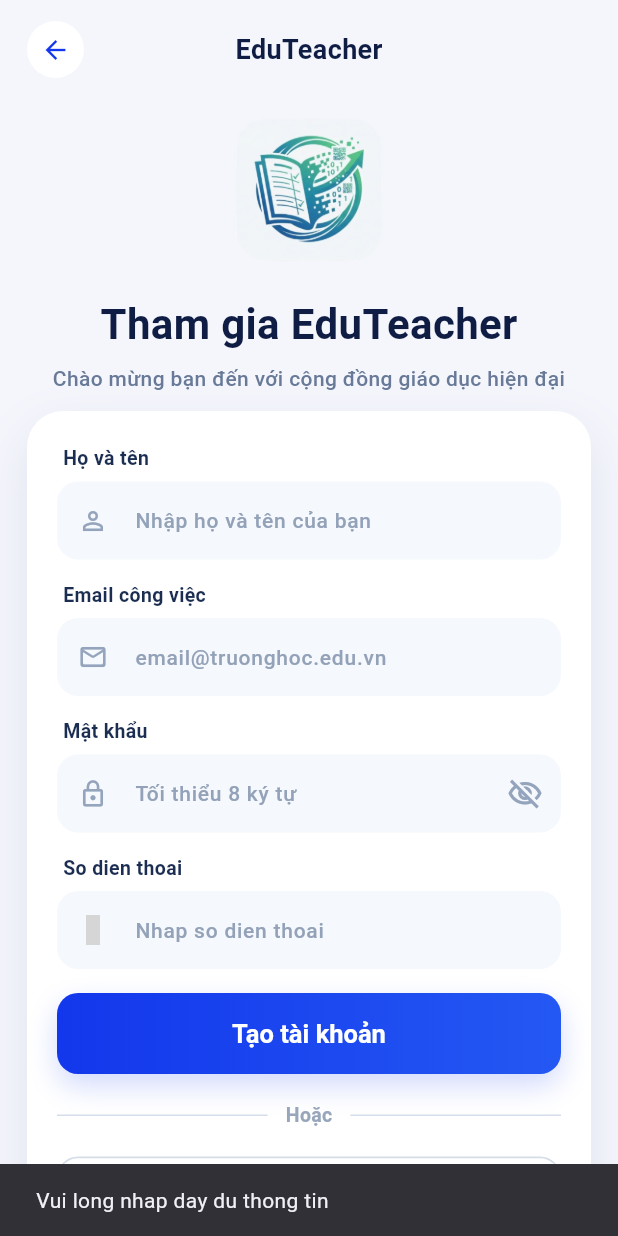
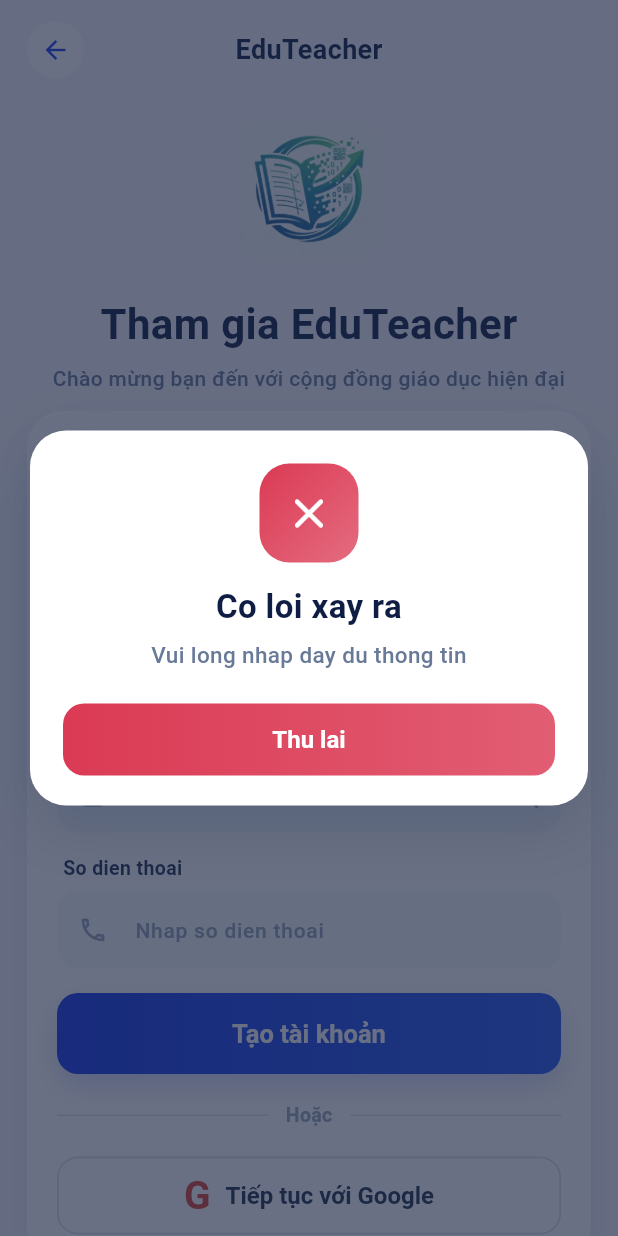
Before and after one commit to DangHieu19022004/edu_app, a Flutter app: the SigninScreen screen opened directly, after a tap on "Tạo tài khoản", on a phone screen of 412 x 824 dp. Run offline on Flutter 3.47's test engine with Material 3 defaults, Android fonts, the phone set to English and light mode, and no system bars; our stand-ins replace image_picker; grey boxes are pictures that could not be loaded.

Commit message:
API: fix auth service + create modal notice

```diff
--- a/edu_app_flutter/lib/constants/api_config.dart
+++ b/edu_app_flutter/lib/constants/api_config.dart
@@ -3,7 +3,7 @@ class ApiConfig {
 
   static const String _rawBaseUrl = String.fromEnvironment(
     'API_BASE_URL',
-    defaultValue: 'http://0.0.0.0:8000',
+    defaultValue: 'http://192.168.100.225:8000',
   );
 
   static const String apiPrefix = '/api';
--- a/edu_app_flutter/lib/constants/app_ui.dart
+++ b/edu_app_flutter/lib/constants/app_ui.dart
@@ -57,6 +57,7 @@ class AppIcons {
   static const IconData lock = Icons.lock;
   static const IconData lockOutline = Icons.lock_outline;
   static const IconData personOutline = Icons.person_outline;
+  static const IconData phone = Icons.phone_outlined;
   static const IconData apartmentOutline = Icons.apartment_outlined;
 
   // ------------------------------
--- a/edu_app_flutter/lib/services/auth_service.dart
+++ b/edu_app_flutter/lib/services/auth_service.dart
@@ -1,4 +1,6 @@
+import 'dart:async';
 import 'dart:convert';
+import 'dart:io';
 
 import 'package:edu_app_flutter/constants/api_config.dart';
 import 'package:edu_app_flutter/constants/api_endpoints.dart';
@@ -15,13 +17,29 @@ class AuthService {
   Future<FormRegisterResponse> registerByForm(FormRegisterRequest request) async {
     final uri = Uri.parse(ApiConfig.endpoint(ApiEndpoints.usersFormRegister));
 
-    final response = await _client.post(
+    late final http.Response response;
+    try {
+      response = await _client
+          .post(
             uri,
             headers: const {
               'Content-Type': 'application/json',
             },
             body: jsonEncode(request.toJson()),
+          )
+          .timeout(const Duration(seconds: 15));
+    } on SocketException {
+      throw ApiException(
+        message:
+            'Khong the ket noi toi server ($uri). Neu ban dang dung dien thoai that, hay chay app voi --dart-define=API_BASE_URL=http://<IP-may-tinh>:8000',
       );
+    } on TimeoutException {
+      throw ApiException(
+        message: 'Ket noi server bi timeout. Vui long kiem tra backend va mang.',
+      );
+    } on http.ClientException catch (e) {
+      throw ApiException(message: 'Loi ket noi: ${e.message}');
+    }
 
     final bodyMap = _decodeJsonMap(response.body);
 
--- a/edu_app_flutter/lib/views/screens/signin_screen.dart
+++ b/edu_app_flutter/lib/views/screens/signin_screen.dart
@@ -4,6 +4,8 @@ import 'package:edu_app_flutter/constants/app_spacing.dart';
 import 'package:edu_app_flutter/constants/app_texts.dart';
 import 'package:edu_app_flutter/constants/app_ui.dart';
 import 'package:edu_app_flutter/controllers/register_controller.dart';
+import 'package:edu_app_flutter/views/screens/dashboard_screen.dart';
+import 'package:edu_app_flutter/views/widgets/app_notice_modal.dart';
 
 class SigninScreen extends StatefulWidget {
   const SigninScreen({super.key});
@@ -26,29 +28,30 @@ class _SigninScreenState extends State<SigninScreen> {
     _registerController.addListener(_onRegisterStateChanged);
   }
 
-  void _onRegisterStateChanged() {
+  Future<void> _onRegisterStateChanged() async {
     if (!mounted) {
       return;
     }
 
     if (_registerController.status == RegisterStatus.error &&
         _registerController.errorMessage != null) {
-      ScaffoldMessenger.of(context).showSnackBar(
-        SnackBar(
-          content: Text(_registerController.errorMessage!),
-          backgroundColor: Colors.red.shade700,
-        ),
+      await AppNoticeModal.showError(
+        context,
+        message: _registerController.errorMessage!,
       );
     }
 
     if (_registerController.status == RegisterStatus.success) {
-      ScaffoldMessenger.of(context).showSnackBar(
-        const SnackBar(
-          content: Text('Tao tai khoan thanh cong'),
-          backgroundColor: Color(0xFF1F8B4C),
-        ),
+      await AppNoticeModal.showSuccess(
+        context,
+        message: 'Tao tai khoan thanh cong',
       );
-      Navigator.of(context).pop();
+      if (mounted) {
+        Navigator.of(context).pushAndRemoveUntil(
+          MaterialPageRoute(builder: (_) => const DashboardScreen()),
+          (route) => false,
+        );
+      }
     }
   }
 
@@ -59,15 +62,17 @@ class _SigninScreenState extends State<SigninScreen> {
     final password = _passwordController.text;
 
     if (fullName.isEmpty || email.isEmpty || phone.isEmpty || password.isEmpty) {
-      ScaffoldMessenger.of(context).showSnackBar(
-        const SnackBar(content: Text('Vui long nhap day du thong tin')),
+      await AppNoticeModal.showError(
+        context,
+        message: 'Vui long nhap day du thong tin',
       );
       return;
     }
 
     if (password.length < 6) {
-      ScaffoldMessenger.of(context).showSnackBar(
-        const SnackBar(content: Text('Mat khau toi thieu 6 ky tu')),
+      await AppNoticeModal.showError(
+        context,
+        message: 'Mat khau toi thieu 6 ky tu',
       );
       return;
     }
--- /dev/null
+++ b/edu_app_flutter/lib/views/widgets/app_notice_modal.dart
@@ -0,0 +1,233 @@
+import 'package:flutter/material.dart';
+
+import 'package:edu_app_flutter/constants/app_colors.dart';
+
+enum AppNoticeType { success, error, info }
+
+class AppNoticeModal {
+  AppNoticeModal._();
+
+  static Future<void> showSuccess(
+    BuildContext context, {
+    required String message,
+    String title = 'Thanh cong',
+    String actionLabel = 'Dong',
+  }) {
+    return show(
+      context,
+      type: AppNoticeType.success,
+      title: title,
+      message: message,
+      actionLabel: actionLabel,
+    );
+  }
+
+  static Future<void> showError(
+    BuildContext context, {
+    required String message,
+    String title = 'Co loi xay ra',
+    String actionLabel = 'Thu lai',
+  }) {
+    return show(
+      context,
+      type: AppNoticeType.error,
+      title: title,
+      message: message,
+      actionLabel: actionLabel,
+    );
+  }
+
+  static Future<void> show(
+    BuildContext context, {
+    required AppNoticeType type,
+    required String title,
+    required String message,
+    String actionLabel = 'Da hieu',
+    bool barrierDismissible = true,
+  }) {
+    return showGeneralDialog<void>(
+      context: context,
+      barrierLabel: 'Notice',
+      barrierDismissible: barrierDismissible,
+      barrierColor: const Color(0xA61A2440),
+      transitionDuration: const Duration(milliseconds: 320),
+      pageBuilder: (context, _, __) {
+        return _AppNoticeSheet(
+          type: type,
+          title: title,
+          message: message,
+          actionLabel: actionLabel,
+        );
+      },
+      transitionBuilder: (context, animation, _, child) {
+        final fade = CurvedAnimation(
+          parent: animation,
+          curve: Curves.easeOutCubic,
+        );
+        final scale = Tween<double>(begin: 0.9, end: 1).animate(
+          CurvedAnimation(parent: animation, curve: Curves.easeOutBack),
+        );
+
+        return FadeTransition(
+          opacity: fade,
+          child: ScaleTransition(scale: scale, child: child),
+        );
+      },
+    );
+  }
+}
+
+class _AppNoticeSheet extends StatelessWidget {
+  const _AppNoticeSheet({
+    required this.type,
+    required this.title,
+    required this.message,
+    required this.actionLabel,
+  });
+
+  final AppNoticeType type;
+  final String title;
+  final String message;
+  final String actionLabel;
+
+  @override
+  Widget build(BuildContext context) {
+    final visual = _NoticeVisual.fromType(type);
+
+    return SafeArea(
+      child: Center(
+        child: Padding(
+          padding: const EdgeInsets.symmetric(horizontal: 20),
+          child: Material(
+            color: Colors.transparent,
+            child: Container(
+              constraints: const BoxConstraints(maxWidth: 430),
+              decoration: BoxDecoration(
+                color: AppColors.white,
+                borderRadius: BorderRadius.circular(24),
+                boxShadow: const [
+                  BoxShadow(
+                    color: Color(0x2611294D),
+                    blurRadius: 34,
+                    offset: Offset(0, 18),
+                  ),
+                ],
+              ),
+              child: Padding(
+                padding: const EdgeInsets.fromLTRB(22, 22, 22, 20),
+                child: Column(
+                  mainAxisSize: MainAxisSize.min,
+                  children: [
+                    TweenAnimationBuilder<double>(
+                      duration: const Duration(milliseconds: 520),
+                      curve: Curves.easeOutBack,
+                      tween: Tween<double>(begin: 0.88, end: 1),
+                      builder: (context, value, child) {
+                        return Transform.scale(scale: value, child: child);
+                      },
+                      child: Container(
+                        width: 66,
+                        height: 66,
+                        decoration: BoxDecoration(
+                          gradient: LinearGradient(
+                            begin: Alignment.topLeft,
+                            end: Alignment.bottomRight,
+                            colors: [
+                              visual.baseColor,
+                              visual.baseColor.withOpacity(0.75),
+                            ],
+                          ),
+                          borderRadius: BorderRadius.circular(20),
+                        ),
+                        child: Icon(visual.icon, color: Colors.white, size: 34),
+                      ),
+                    ),
+                    const SizedBox(height: 16),
+                    Text(
+                      title,
+                      textAlign: TextAlign.center,
+                      style: const TextStyle(
+                        color: AppColors.title,
+                        fontSize: 22,
+                        fontWeight: FontWeight.w700,
+                        height: 1.2,
+                      ),
+                    ),
+                    const SizedBox(height: 10),
+                    Text(
+                      message,
+                      textAlign: TextAlign.center,
+                      style: const TextStyle(
+                        color: AppColors.subtitle,
+                        fontSize: 15,
+                        fontWeight: FontWeight.w500,
+                        height: 1.35,
+                      ),
+                    ),
+                    const SizedBox(height: 22),
+                    SizedBox(
+                      width: double.infinity,
+                      height: 48,
+                      child: DecoratedBox(
+                        decoration: BoxDecoration(
+                          gradient: LinearGradient(
+                            colors: [
+                              visual.baseColor,
+                              visual.baseColor.withOpacity(0.82),
+                            ],
+                          ),
+                          borderRadius: BorderRadius.circular(14),
+                        ),
+                        child: TextButton(
+                          onPressed: () => Navigator.of(context).pop(),
+                          style: TextButton.styleFrom(
+                            foregroundColor: Colors.white,
+                            shape: RoundedRectangleBorder(
+                              borderRadius: BorderRadius.circular(14),
+                            ),
+                            textStyle: const TextStyle(
+                              fontSize: 16,
+                              fontWeight: FontWeight.w700,
+                            ),
+                          ),
+                          child: Text(actionLabel),
+                        ),
+                      ),
+                    ),
+                  ],
+                ),
+              ),
+            ),
+          ),
+        ),
+      ),
+    );
+  }
+}
+
+class _NoticeVisual {
+  const _NoticeVisual({required this.baseColor, required this.icon});
+
+  final Color baseColor;
+  final IconData icon;
+
+  factory _NoticeVisual.fromType(AppNoticeType type) {
+    switch (type) {
+      case AppNoticeType.success:
+        return const _NoticeVisual(
+          baseColor: Color(0xFF1B9A58),
+          icon: Icons.check_rounded,
+        );
+      case AppNoticeType.error:
+        return const _NoticeVisual(
+          baseColor: Color(0xFFDB3A54),
+          icon: Icons.close_rounded,
+        );
+      case AppNoticeType.info:
+        return const _NoticeVisual(
+          baseColor: AppColors.primary,
+          icon: Icons.info_outline_rounded,
+        );
+    }
+  }
+}
```
Also changed, not shown: 1 other file. Lines whose indentation alone changed are shown as unchanged.
